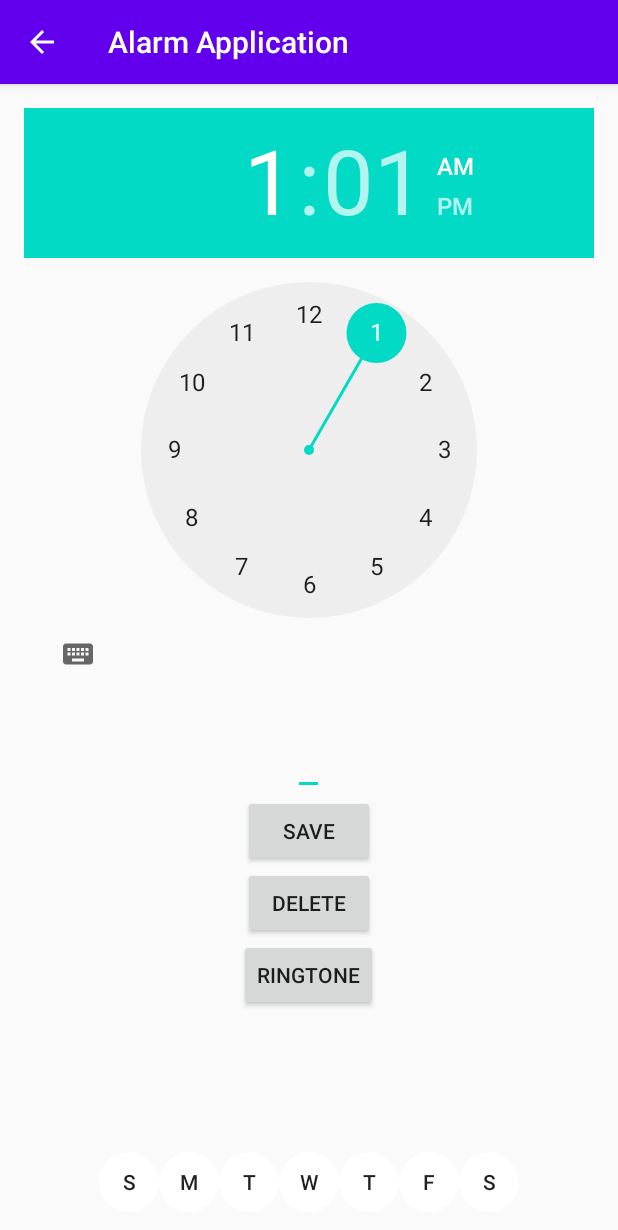
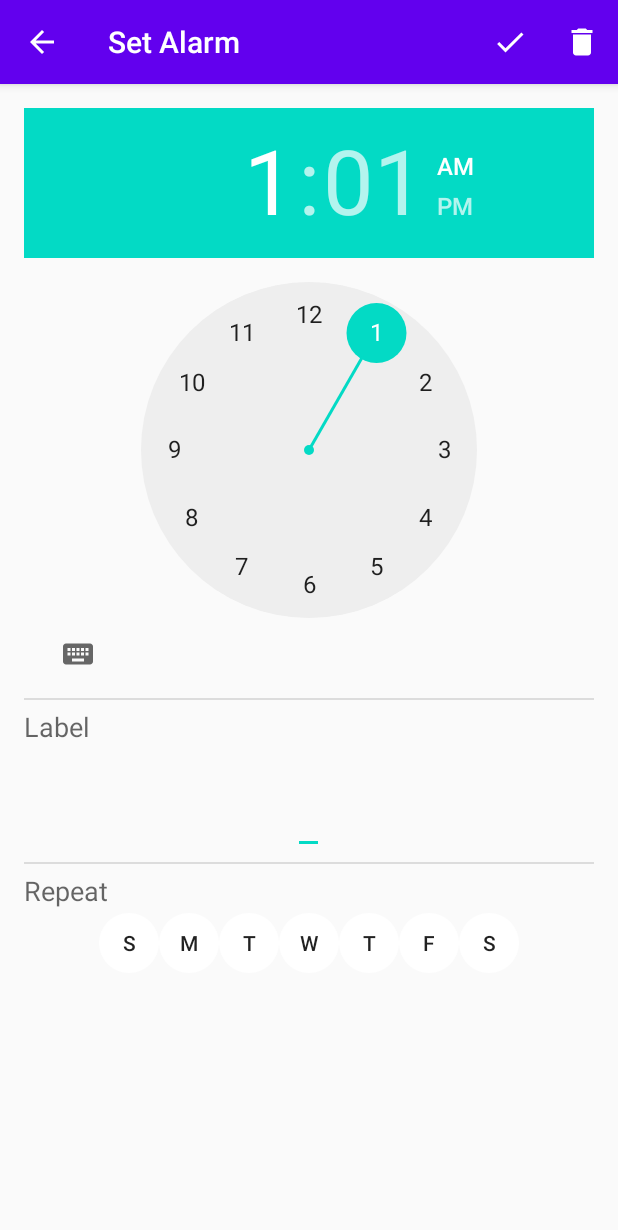
Before and after one commit to Sithampson/Alarm-Application, an Android app: the screen it shows after launch (AddEditAlarmActivity), after a tap on an icon or button, on a phone screen of 412 x 824 dp. Shown: the top 1230 px of the screen. Run offline under Robolectric (Android 15) with nearby library versions, the phone set to English and light mode, and no system bars.

Commit message:
Some bug fixes

```diff
--- a/app/src/main/AndroidManifest.xml
+++ b/app/src/main/AndroidManifest.xml
@@ -13,10 +13,12 @@
         android:theme="@style/AppTheme">
 
         <activity android:name=".AddEditAlarmActivity"
-            android:parentActivityName=".MainActivity">
+            android:parentActivityName=".MainActivity"
+            android:label="Set Alarm">
         </activity>
 
-        <activity android:name=".MainActivity">
+        <activity android:name=".MainActivity"
+            android:label="Alarms">
             <intent-filter>
                 <action android:name="android.intent.action.MAIN" />
 
--- a/app/src/main/java/com/example/alarmapplication/AddEditAlarmActivity.kt
+++ b/app/src/main/java/com/example/alarmapplication/AddEditAlarmActivity.kt
@@ -4,19 +4,20 @@ import android.app.AlarmManager
 import android.app.PendingIntent
 import android.app.PendingIntent.FLAG_UPDATE_CURRENT
 import android.content.Intent
-import android.media.Ringtone
-import android.media.RingtoneManager
-import android.net.Uri
 import android.os.Bundle
-import android.view.View
-import android.widget.*
+import android.view.Menu
+import android.view.MenuItem
+import android.widget.TextView
+import android.widget.TimePicker
+import android.widget.Toast
+import android.widget.ToggleButton
 import androidx.appcompat.app.AppCompatActivity
 import com.example.alarmapplication.data.DatabaseHelper
 import com.example.alarmapplication.model.Alarm
 import java.util.*
 
 
-class AddEditAlarmActivity : AppCompatActivity(), View.OnClickListener {
+class AddEditAlarmActivity : AppCompatActivity() {
     private var alarmManager: AlarmManager? = null
     private var alarmTimePicker: TimePicker? = null
     private var labelEditText: TextView? = null
@@ -32,20 +33,14 @@ class AddEditAlarmActivity : AppCompatActivity(), View.OnClickListener {
     private lateinit var alarmIntent: PendingIntent
     private var modeIntent: Intent? = null
 
-    private var savebutton: Button? = null
-    private var deletebutton: Button? = null
-    private var ringtonebutton: Button? = null
-
     private var alarmId: Long = 0
-    private val REQUEST_CODE_ALERT_RINGTONE = 1
-    var uriNotification: Uri? = null
 
     override fun onCreate(savedInstanceState: Bundle?) {
         super.onCreate(savedInstanceState)
         setContentView(R.layout.activity_add_edit_alarm)
 
         alarmTimePicker = findViewById(R.id.alarmTimePicker)
-        labelEditText = findViewById(R.id.labelText)
+        labelEditText = findViewById(R.id.alarmLabelText)
         alarmManager = getSystemService(ALARM_SERVICE) as AlarmManager
         sundaytogglebutton = findViewById(R.id.sunday_togglebutton)
         mondaytogglebutton = findViewById(R.id.monday_togglebutton)
@@ -55,10 +50,6 @@ class AddEditAlarmActivity : AppCompatActivity(), View.OnClickListener {
         fridaytogglebutton = findViewById(R.id.friday_togglebutton)
         saturdaytogglebutton = findViewById(R.id.saturday_togglebutton)
 
-        savebutton = findViewById(R.id.save_alarmbutton)
-        deletebutton = findViewById(R.id.delete_alarmbutton)
-        ringtonebutton = findViewById(R.id.ringtone_alarmbutton)
-
         modeIntent = intent
         if(modeIntent!!.getStringExtra("Intent") == "Edit"){
             setTimePickerTime(modeIntent!!.getLongExtra("Time", 0))
@@ -66,10 +57,6 @@ class AddEditAlarmActivity : AppCompatActivity(), View.OnClickListener {
             labelEditText?.text = modeIntent!!.getStringExtra("Label")
             alarmId = modeIntent!!.getLongExtra("ID", 0)
         }
-
-        savebutton?.setOnClickListener(this)
-        deletebutton?.setOnClickListener(this)
-        ringtonebutton?.setOnClickListener(this)
 
     }
 
@@ -85,9 +72,27 @@ class AddEditAlarmActivity : AppCompatActivity(), View.OnClickListener {
 
     }
 
-    override fun onClick(v: View?) {
-        when(v?.id){
-            R.id.save_alarmbutton -> {
+    private fun setTimePickerTime(time: Long) {
+        val c = Calendar.getInstance()
+        c.timeInMillis = time
+        alarmTimePicker?.minute = c.get(Calendar.MINUTE)
+        alarmTimePicker?.hour = c.get(Calendar.HOUR_OF_DAY)
+    }
+
+    override fun onCreateOptionsMenu(menu: Menu?): Boolean {
+        menuInflater.inflate(R.menu.menu_save_delete, menu)
+        return super.onCreateOptionsMenu(menu)
+    }
+
+    override fun onOptionsItemSelected(item: MenuItem): Boolean {
+        when(item.itemId){
+            R.id.save_menu -> saveAlarm()
+            R.id.delete_menu -> deleteAlarm()
+        }
+        return super.onOptionsItemSelected(item)
+    }
+
+    private fun saveAlarm(){
         val alarm = Alarm()
 
         val time = Calendar.getInstance()
@@ -108,14 +113,6 @@ class AddEditAlarmActivity : AppCompatActivity(), View.OnClickListener {
         alarm.setDay(Alarm.SAT, saturdaytogglebutton!!.isChecked)
         alarm.setisEnabled(true)
 
-                if(uriNotification == null){
-                    uriNotification = RingtoneManager.getDefaultUri(RingtoneManager.TYPE_NOTIFICATION)
-                    alarm.setUriNotification(uriNotification.toString())
-                }
-                else{
-                    alarm.setUriNotification(uriNotification.toString())
-                }
-
         val db = DatabaseHelper(this)
         var success: Long = 0
         if (modeIntent!!.getStringExtra("Intent") == "Add") {
@@ -135,7 +132,6 @@ class AddEditAlarmActivity : AppCompatActivity(), View.OnClickListener {
                 alarmIntent = Intent(this, AlarmReceiver::class.java).let { intent ->
                     intent.putExtra("Alarm_label", alarm.getLabel())
                     intent.putExtra("Alarm_id", alarm.getId())
-                            intent.putExtra("Alarm_notification_sound", alarm.getUriNotification())
                     PendingIntent.getBroadcast(
                         this,
                         alarm.getId().toInt(),
@@ -173,7 +169,7 @@ class AddEditAlarmActivity : AppCompatActivity(), View.OnClickListener {
         }
     }
 
-            R.id.delete_alarmbutton -> {
+    private fun deleteAlarm(){
         val alarm = Alarm()
         val db = DatabaseHelper(this)
         val res = db.deleteAlarm(alarmId)
@@ -194,32 +190,5 @@ class AddEditAlarmActivity : AppCompatActivity(), View.OnClickListener {
             Toast.makeText(this, "Error deleting alarm", Toast.LENGTH_SHORT).show()
     }
 
-            R.id.ringtone_alarmbutton -> {
-//                uriNotification = RingtoneManager.getDefaultUri(RingtoneManager.TYPE_NOTIFICATION)
-
-//                ringTone = RingtoneManager.getRingtone(this, uriNotification)
-                val intent = Intent(RingtoneManager.ACTION_RINGTONE_PICKER)
-                startActivityForResult(intent, REQUEST_CODE_ALERT_RINGTONE)
 
 }
-        }
-    }
-
-    private fun setTimePickerTime(time: Long) {
-        val c = Calendar.getInstance()
-        c.timeInMillis = time
-        alarmTimePicker?.minute = c.get(Calendar.MINUTE)
-        alarmTimePicker?.hour = c.get(Calendar.HOUR_OF_DAY)
-    }
-
-    override fun onActivityResult(requestCode: Int, resultCode: Int, data: Intent?) {
-        super.onActivityResult(requestCode, resultCode, data)
-
-        if (requestCode == REQUEST_CODE_ALERT_RINGTONE && resultCode == RESULT_OK && data != null) {
-            uriNotification = data.getParcelableExtra(RingtoneManager.EXTRA_RINGTONE_PICKED_URI)
-//            ringTone = RingtoneManager.getRingtone(this, uri)
-//            Toast.makeText(this, ringTone.toString(), Toast.LENGTH_SHORT).show()
-        }
-    }
-
-}
--- a/app/src/main/java/com/example/alarmapplication/RebootReceiver.kt
+++ b/app/src/main/java/com/example/alarmapplication/RebootReceiver.kt
@@ -30,8 +30,6 @@ class RebootReceiver : BroadcastReceiver() {
                 allDays[5] = cursor.getInt(8) == 1
                 allDays[6] = cursor.getInt(9) == 1
 
-                val uriNotification = cursor.getString(11)
-
                 val c = Calendar.getInstance()
                 val currentTime = System.currentTimeMillis()
                 val dayOfWeek = c.get(Calendar.DAY_OF_WEEK)
@@ -41,7 +39,6 @@ class RebootReceiver : BroadcastReceiver() {
                     val alarmIntent = Intent(context, AlarmReceiver::class.java).let { intent ->
                         intent.putExtra("Alarm_label", label)
                         intent.putExtra("Alarm_id", id)
-                        intent.putExtra("Alarm_notification_sound", uriNotification)
                         PendingIntent.getBroadcast(
                             context, id.toInt(), intent,
                             PendingIntent.FLAG_UPDATE_CURRENT
--- a/app/src/main/java/com/example/alarmapplication/adapter/AlarmRowAdapter.kt
+++ b/app/src/main/java/com/example/alarmapplication/adapter/AlarmRowAdapter.kt
@@ -63,7 +63,6 @@ class AlarmRowAdapter(private val context: Context, alarmList: List<Alarm>?) : R
             val alarmIntent = Intent(context, AlarmReceiver::class.java).let { intent ->
                 intent.putExtra("Alarm_label", alarm.getLabel())
                 intent.putExtra("Alarm_id", alarm.getId())
-                intent.putExtra("Alarm_notification_sound", alarm.getUriNotification())
                 PendingIntent.getBroadcast(context, alarm.getId().toInt(), intent,
                     PendingIntent.FLAG_UPDATE_CURRENT
                 )
--- a/app/src/main/java/com/example/alarmapplication/data/DatabaseHelper.kt
+++ b/app/src/main/java/com/example/alarmapplication/data/DatabaseHelper.kt
@@ -22,8 +22,7 @@ class DatabaseHelper(context: Context) :
                 COL_THURS + " INTEGER NOT NULL, " +
                 COL_FRI + " INTEGER NOT NULL, " +
                 COL_SAT + " INTEGER NOT NULL, " +
-                COL_IS_ENABLED + " INTEGER NOT NULL, " +
-                COL_URI_NOTIFICATION + " TEXT NOT NULL " +
+                COL_IS_ENABLED + " INTEGER NOT NULL" +
                 ");"
         sqLiteDatabase.execSQL(createAlarmsTable)
     }
@@ -50,7 +49,6 @@ class DatabaseHelper(context: Context) :
         cv.put(COL_SUN, if (days[Alarm.SUN]) 1 else 0)
 
         cv.put(COL_IS_ENABLED, alarm.getisEnabled())
-        cv.put(COL_URI_NOTIFICATION, alarm.getUriNotification())
 
         val res = db.insert(TABLE_NAME, null, cv)
         db.close()
@@ -80,7 +78,6 @@ class DatabaseHelper(context: Context) :
         cv.put(COL_SUN, if (days[Alarm.SUN]) 1 else 0)
 
         cv.put(COL_IS_ENABLED, alarm.getisEnabled())
-        cv.put(COL_URI_NOTIFICATION, alarm.getUriNotification())
 
         val res = db.update(TABLE_NAME, cv, "$ID = $id", null)
         db.close()
@@ -106,11 +103,12 @@ class DatabaseHelper(context: Context) :
         val db = this.readableDatabase
         val query = "SELECT * from $TABLE_NAME ORDER BY $ID DESC LIMIT 1"
         val cursor: Cursor = db.rawQuery(query, null)
-        var vcount = 0
+        var lastId = 0
         while (cursor.moveToNext()) {
-            vcount = cursor.getInt(0)
+            lastId = cursor.getInt(0)
         }
-        return vcount.toLong()
+        db.close()
+        return lastId.toLong()
     }
 
     fun deleteAlarm(id: Long): Int {
@@ -133,7 +131,6 @@ class DatabaseHelper(context: Context) :
         const val COL_SAT = "saturday"
         const val COL_SUN = "sunday"
         const val COL_IS_ENABLED = "is_enabled"
-        const val COL_URI_NOTIFICATION = "uri_notification"
 
     }
 }
--- /dev/null
+++ b/app/src/main/res/drawable/ic_menu_delete_white.xml
@@ -0,0 +1,5 @@
+<vector android:height="24dp" android:tint="#FFFFFF"
+    android:viewportHeight="24" android:viewportWidth="24"
+    android:width="24dp" xmlns:android="http://schemas.android.com/apk/res/android">
+    <path android:fillColor="@android:color/white" android:pathData="M6,19c0,1.1 0.9,2 2,2h8c1.1,0 2,-0.9 2,-2V7H6v12zM19,4h-3.5l-1,-1h-5l-1,1H5v2h14V4z"/>
+</vector>
--- /dev/null
+++ b/app/src/main/res/drawable/ic_menu_save_alarm_white.xml
@@ -0,0 +1,5 @@
+<vector android:height="24dp" android:tint="#FFFFFF"
+    android:viewportHeight="24" android:viewportWidth="24"
+    android:width="24dp" xmlns:android="http://schemas.android.com/apk/res/android">
+    <path android:fillColor="@android:color/white" android:pathData="M9,16.17L4.83,12l-1.42,1.41L9,19 21,7l-1.41,-1.41z"/>
+</vector>
--- a/app/src/main/res/layout/activity_add_edit_alarm.xml
+++ b/app/src/main/res/layout/activity_add_edit_alarm.xml
@@ -13,47 +13,60 @@
         android:layout_alignParentTop="true"
         android:layout_centerHorizontal="true" />
 
+    <View
+        android:id="@+id/divider_timepicker_label"
+        android:layout_width="match_parent"
+        android:layout_height="1dp"
+        android:background="?android:attr/listDivider"
+        android:layout_below="@+id/alarmTimePicker"
+        android:layout_marginTop="5dp"
+        android:layout_marginBottom="5dp"/>
+
+    <TextView
+        android:id="@+id/labelTextview"
+        android:layout_width="wrap_content"
+        android:layout_height="wrap_content"
+        android:text="Label"
+        style="?android:attr/textAppearanceMedium"
+        android:layout_below="@id/divider_timepicker_label"
+        android:layout_marginBottom="2.5dp"/>
+
+
     <EditText
         android:layout_width="wrap_content"
         android:layout_height="wrap_content"
         android:textAppearance="?android:attr/textAppearanceLarge"
         android:text=""
-        android:id="@+id/labelText"
+        android:id="@+id/alarmLabelText"
         android:layout_centerHorizontal="true"
         android:layout_marginTop="20dp"
-        android:layout_below="@+id/alarmTimePicker"
+        android:layout_below="@+id/labelTextview"
         android:inputType="text" />
 
-    <Button
-        android:id="@+id/save_alarmbutton"
+    <View
+        android:id="@+id/divider_label_repeat"
+        android:layout_width="match_parent"
+        android:layout_height="1dp"
+        android:background="?android:attr/listDivider"
+        android:layout_below="@+id/alarmLabelText"
+        android:layout_marginTop="5dp"
+        android:layout_marginBottom="5dp"/>
+
+    <TextView
         android:layout_width="wrap_content"
         android:layout_height="wrap_content"
-        android:layout_below="@id/labelText"
-        android:layout_centerHorizontal="true"
-        android:text="Save"/>
-
-    <Button
-        android:id="@+id/delete_alarmbutton"
-        android:layout_width="wrap_content"
-        android:layout_height="wrap_content"
-        android:layout_below="@+id/save_alarmbutton"
-        android:layout_centerHorizontal="true"
-        android:text="Delete"/>
-
-    <Button
-        android:id="@+id/ringtone_alarmbutton"
-        android:layout_width="wrap_content"
-        android:layout_height="wrap_content"
-        android:layout_below="@+id/delete_alarmbutton"
-        android:layout_centerHorizontal="true"
-        android:text="Ringtone"/>
+        android:id="@+id/repeatTextView"
+        android:text="Repeat"
+        style="?android:attr/textAppearanceMedium"
+        android:layout_below="@+id/divider_label_repeat"
+        android:layout_marginBottom="2.5dp"/>
 
     <LinearLayout
         android:layout_width="match_parent"
         android:layout_height="wrap_content"
-        android:layout_alignParentBottom="true"
         android:gravity="center"
-        android:orientation="horizontal">
+        android:orientation="horizontal"
+        android:layout_below="@id/repeatTextView">
 
         <androidx.appcompat.widget.AppCompatToggleButton
             android:id="@+id/sunday_togglebutton"
--- /dev/null
+++ b/app/src/main/res/menu/menu_save_delete.xml
@@ -0,0 +1,17 @@
+<?xml version="1.0" encoding="utf-8"?>
+<menu xmlns:android="http://schemas.android.com/apk/res/android"
+    xmlns:app="http://schemas.android.com/apk/res-auto">
+
+    <item
+        android:id="@+id/save_menu"
+        android:title="Save Alarm"
+        app:showAsAction="always"
+        android:icon="@drawable/ic_menu_save_alarm_white"/>
+
+    <item
+        android:id="@+id/delete_menu"
+        android:title="Delete Alarm"
+        app:showAsAction="always"
+        android:icon="@drawable/ic_menu_delete_white"/>
+
+</menu>
```
Also changed, not shown: app/src/main/java/com/example/alarmapplication/AlarmReceiver.kt (+1 -7 lines), app/src/main/java/com/example/alarmapplication/model/Alarm.kt (+0 -10 lines). Lines whose indentation alone changed are shown as unchanged.
